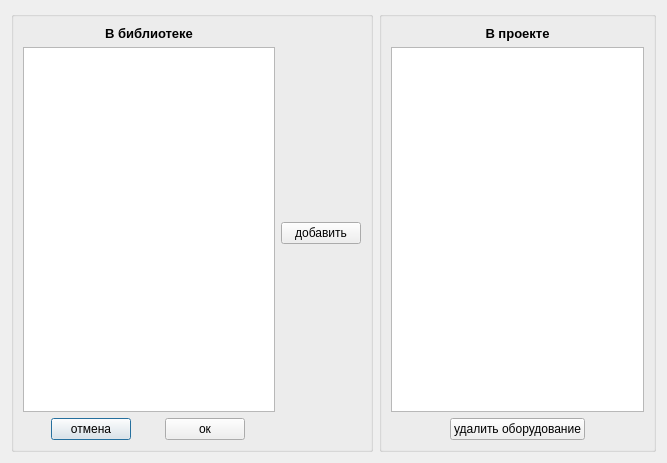
Old version of the form addequipment.ui in the repository VampireVol/NetworkDiagramEditor.
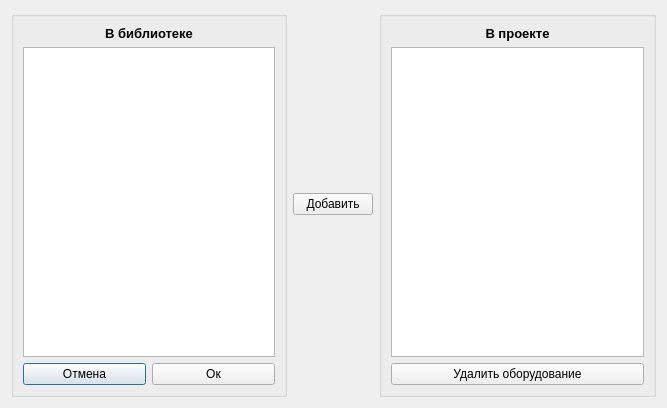
New version of the form. Icons and pictures are not drawn.

What changed in the file:
```diff
--- a/addequipment.ui
+++ b/addequipment.ui
@@ -7,7 +7,7 @@
     <x>0</x>
     <y>0</y>
     <width>667</width>
-    <height>463</height>
+    <height>408</height>
    </rect>
   </property>
   <property name="sizePolicy">
@@ -17,7 +17,11 @@
    </sizepolicy>
   </property>
   <property name="windowTitle">
-   <string>Dialog</string>
+   <string>Доступные оборудования</string>
+  </property>
+  <property name="windowIcon">
+   <iconset resource="resource.qrc">
+    <normaloff>:/img/add.png</normaloff>:/img/add.png</iconset>
   </property>
   <layout class="QGridLayout" name="gridLayout_3">
    <item row="0" column="0">
@@ -57,32 +61,37 @@
               <item>
                <widget class="QPushButton" name="pushReject">
                 <property name="sizePolicy">
-                 <sizepolicy hsizetype="Fixed" vsizetype="Fixed">
+                 <sizepolicy hsizetype="Preferred" vsizetype="Fixed">
                   <horstretch>0</horstretch>
                   <verstretch>0</verstretch>
                  </sizepolicy>
                 </property>
                 <property name="text">
-                 <string>отмена</string>
+                 <string>Отмена</string>
                 </property>
                </widget>
               </item>
               <item>
                <widget class="QPushButton" name="pushOk">
                 <property name="sizePolicy">
-                 <sizepolicy hsizetype="Fixed" vsizetype="Fixed">
+                 <sizepolicy hsizetype="Preferred" vsizetype="Fixed">
                   <horstretch>0</horstretch>
                   <verstretch>0</verstretch>
                  </sizepolicy>
                 </property>
                 <property name="text">
-                 <string>ок</string>
+                 <string>Ок</string>
                 </property>
                </widget>
               </item>
              </layout>
             </item>
            </layout>
+          </item>
+         </layout>
+        </item>
+       </layout>
+      </widget>
           </item>
           <item>
            <widget class="QPushButton" name="pushAdd">
@@ -93,13 +102,8 @@
              </sizepolicy>
             </property>
             <property name="text">
-             <string>добавить</string>
-            </property>
-           </widget>
-          </item>
-         </layout>
-        </item>
-       </layout>
+        <string>Добавить</string>
+       </property>
       </widget>
      </item>
      <item>
@@ -126,16 +130,16 @@
           <item>
            <widget class="QListWidget" name="ListWidgetsProject"/>
           </item>
-          <item alignment="Qt::AlignHCenter">
+          <item>
            <widget class="QPushButton" name="pushDelete">
             <property name="sizePolicy">
-             <sizepolicy hsizetype="Fixed" vsizetype="Fixed">
+             <sizepolicy hsizetype="Preferred" vsizetype="Fixed">
               <horstretch>0</horstretch>
               <verstretch>0</verstretch>
              </sizepolicy>
             </property>
             <property name="text">
-             <string>удалить оборудование</string>
+             <string>Удалить оборудование</string>
             </property>
            </widget>
           </item>
```
Left out of the diff: 4 changed lines with no effect on the pictures. Lines whose indentation alone changed are shown as unchanged.
